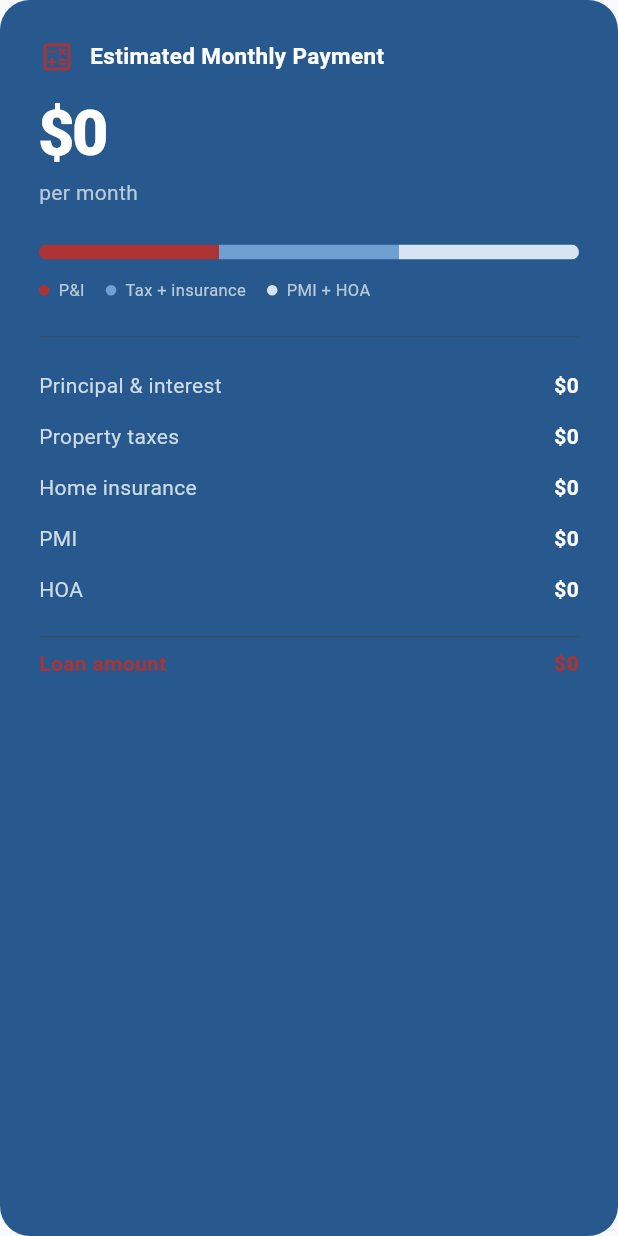
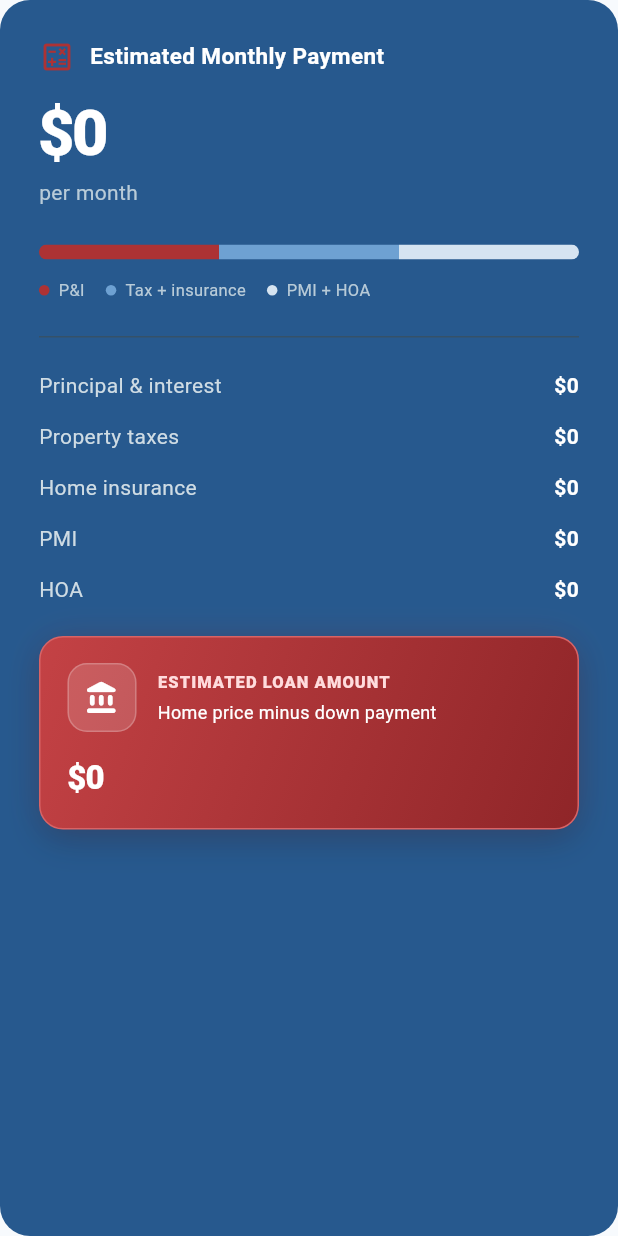
Before and after one commit to lamadipen/simplemortage, a Flutter app: the _ResultCard widget shown alone on an empty page, opened directly with empty values, on a phone screen of 412 x 824 dp. Run offline on Flutter 3.47's test engine with Material 3 defaults, Android fonts, the phone set to English and light mode, and no system bars; Roboto replaces fonts that are missing (Arial).

Commit message:
Improved the loan amount display in [mortgage_calculator.dart](/Users/dipenlama/Downloads/workspace-local/simplemortage/lib/features/calculator/mortgage_calculator.dart): Vibrant branded red summary card Larger, bold loan amount Clear bank icon and explanation Added depth, border, and subtle glow Mobile layout stacks the amount to prevent clipping

```diff
--- a/lib/features/calculator/mortgage_calculator.dart
+++ b/lib/features/calculator/mortgage_calculator.dart
@@ -359,33 +359,125 @@ class _ResultCard extends StatelessWidget {
                 ],
               ),
             ),
-          const Padding(
-            padding: EdgeInsets.symmetric(vertical: 7),
-            child: Divider(color: Color(0xFF355168), height: 1),
+          const SizedBox(height: 7),
+          _LoanAmountSummary(amount: calculation.loanAmount),
+        ],
       ),
-          Row(
+    );
+  }
+}
+
+class _LoanAmountSummary extends StatelessWidget {
+  const _LoanAmountSummary({required this.amount});
+
+  final double amount;
+
+  @override
+  Widget build(BuildContext context) {
+    return Semantics(
+      container: true,
+      label: 'Estimated loan amount ${formatCurrency(amount)}',
+      child: Container(
+        width: double.infinity,
+        padding: const EdgeInsets.symmetric(horizontal: 18, vertical: 17),
+        decoration: BoxDecoration(
+          gradient: const LinearGradient(
+            begin: Alignment.topLeft,
+            end: Alignment.bottomRight,
+            colors: [Color(0xFFC44245), AppColors.redDark],
+          ),
+          borderRadius: BorderRadius.circular(16),
+          border: Border.all(color: const Color(0xFFD96365)),
+          boxShadow: [
+            BoxShadow(
+              color: Colors.black.withValues(alpha: 0.16),
+              blurRadius: 18,
+              offset: const Offset(0, 8),
+            ),
+            BoxShadow(
+              color: AppColors.red.withValues(alpha: 0.22),
+              blurRadius: 20,
+              spreadRadius: -4,
+            ),
+          ],
+        ),
+        child: LayoutBuilder(
+          builder: (context, constraints) {
+            final compact =
+                MediaQuery.sizeOf(context).width < 600 ||
+                constraints.maxWidth < 310;
+            final heading = Row(
               children: [
-              const Expanded(
-                child: Text(
-                  'Loan amount',
-                  style: TextStyle(
-                    color: AppColors.red,
-                    fontSize: 14,
-                    fontWeight: FontWeight.w700,
+                Container(
+                  width: 46,
+                  height: 46,
+                  decoration: BoxDecoration(
+                    color: Colors.white.withValues(alpha: 0.15),
+                    borderRadius: BorderRadius.circular(13),
+                    border: Border.all(
+                      color: Colors.white.withValues(alpha: 0.22),
                     ),
                   ),
+                  child: const Icon(
+                    Icons.account_balance_rounded,
+                    color: AppColors.white,
+                    size: 24,
                   ),
+                ),
+                const SizedBox(width: 14),
+                const Expanded(
+                  child: Column(
+                    crossAxisAlignment: CrossAxisAlignment.start,
+                    children: [
                       Text(
-                formatCurrency(calculation.loanAmount),
-                style: const TextStyle(
-                  color: AppColors.red,
-                  fontSize: 14,
+                        'ESTIMATED LOAN AMOUNT',
+                        style: TextStyle(
+                          color: Color(0xFFFFDCDD),
+                          fontSize: 11,
                           fontWeight: FontWeight.w800,
+                          letterSpacing: 0.7,
+                        ),
+                      ),
+                      SizedBox(height: 4),
+                      Text(
+                        'Home price minus down payment',
+                        style: TextStyle(
+                          color: AppColors.white,
+                          fontSize: 12,
+                          height: 1.3,
                         ),
                       ),
                     ],
                   ),
+                ),
               ],
+            );
+            final value = Text(
+              formatCurrency(amount),
+              style: const TextStyle(
+                color: AppColors.white,
+                fontSize: 22,
+                fontWeight: FontWeight.w900,
+                letterSpacing: -0.5,
+              ),
+            );
+
+            if (compact) {
+              return Column(
+                crossAxisAlignment: CrossAxisAlignment.start,
+                children: [heading, const SizedBox(height: 14), value],
+              );
+            }
+
+            return Row(
+              children: [
+                Expanded(child: heading),
+                const SizedBox(width: 12),
+                value,
+              ],
+            );
+          },
+        ),
       ),
     );
   }
```
Lines whose indentation alone changed are shown as unchanged.
